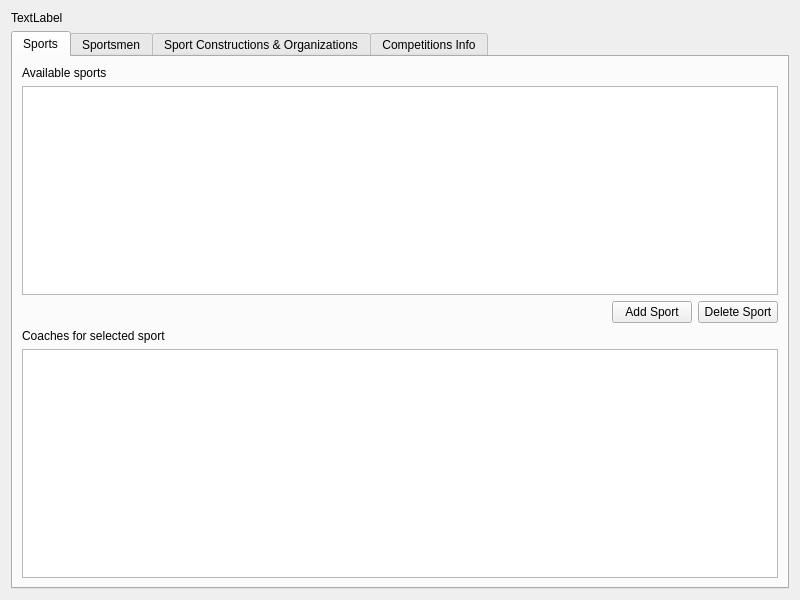
Above: maintabwindow.ui from application-developer-DA/db-course before the change. Below: the same form after it.
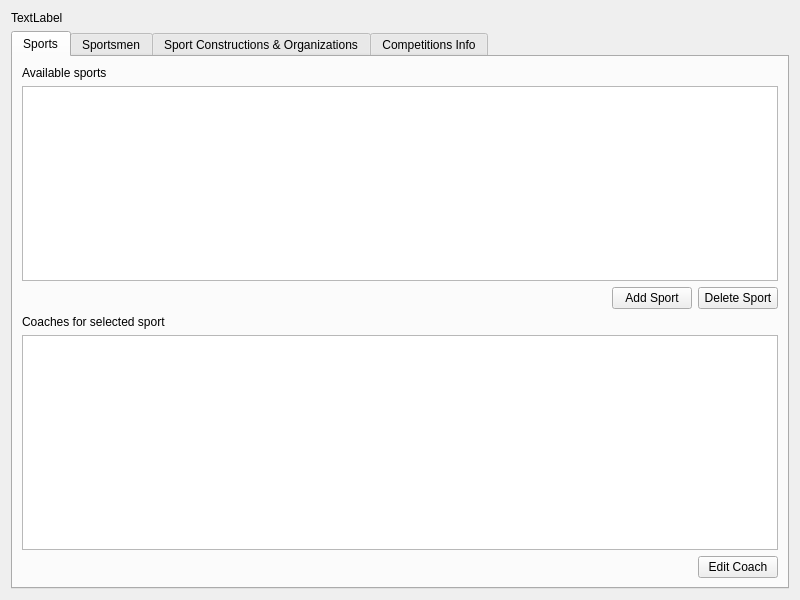
That is the form after the change.

```diff
--- a/maintabwindow.ui
+++ b/maintabwindow.ui
@@ -82,6 +82,30 @@
        <item row="3" column="0">
         <widget class="QTableView" name="coachesView"/>
        </item>
+       <item row="4" column="0">
+        <layout class="QHBoxLayout" name="horizontalLayout_5">
+         <item>
+          <spacer name="horizontalSpacer_4">
+           <property name="orientation">
+            <enum>Qt::Horizontal</enum>
+           </property>
+           <property name="sizeHint" stdset="0">
+            <size>
+             <width>40</width>
+             <height>20</height>
+            </size>
+           </property>
+          </spacer>
+         </item>
+         <item>
+          <widget class="QPushButton" name="editCoachBtn">
+           <property name="text">
+            <string>Edit Coach</string>
+           </property>
+          </widget>
+         </item>
+        </layout>
+       </item>
       </layout>
      </widget>
      <widget class="QWidget" name="tab">
```
